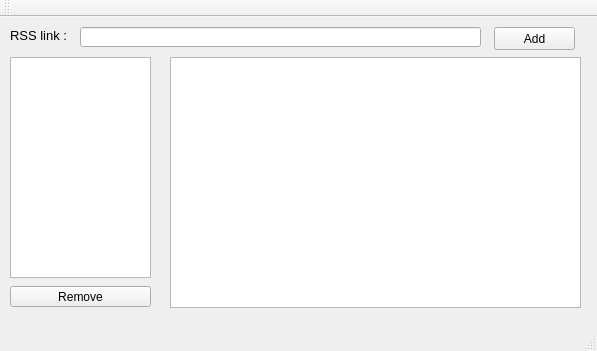
Before: the Qt Designer form mainwindow.ui in KapustaB/RSSfeedReaderNWP, drawn with Qt 5.
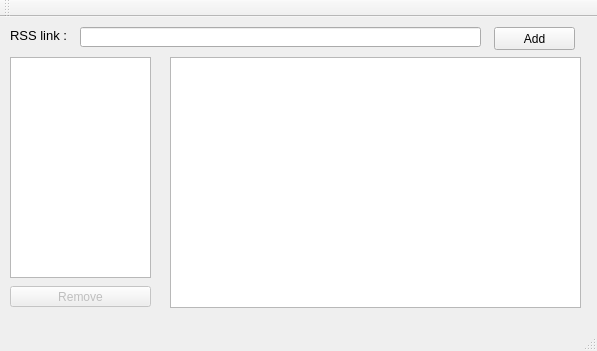
After: the same form once the commit is applied.

Commit message: Dodano brisanje linka iz liste

The edit to the form file:
```diff
--- a/mainwindow.ui
+++ b/mainwindow.ui
@@ -25,6 +25,9 @@
     </property>
    </widget>
    <widget class="QPushButton" name="removeLinkBtn">
+    <property name="enabled">
+     <bool>false</bool>
+    </property>
     <property name="geometry">
      <rect>
       <x>10</x>
```
The commit also changes 2 other files.
